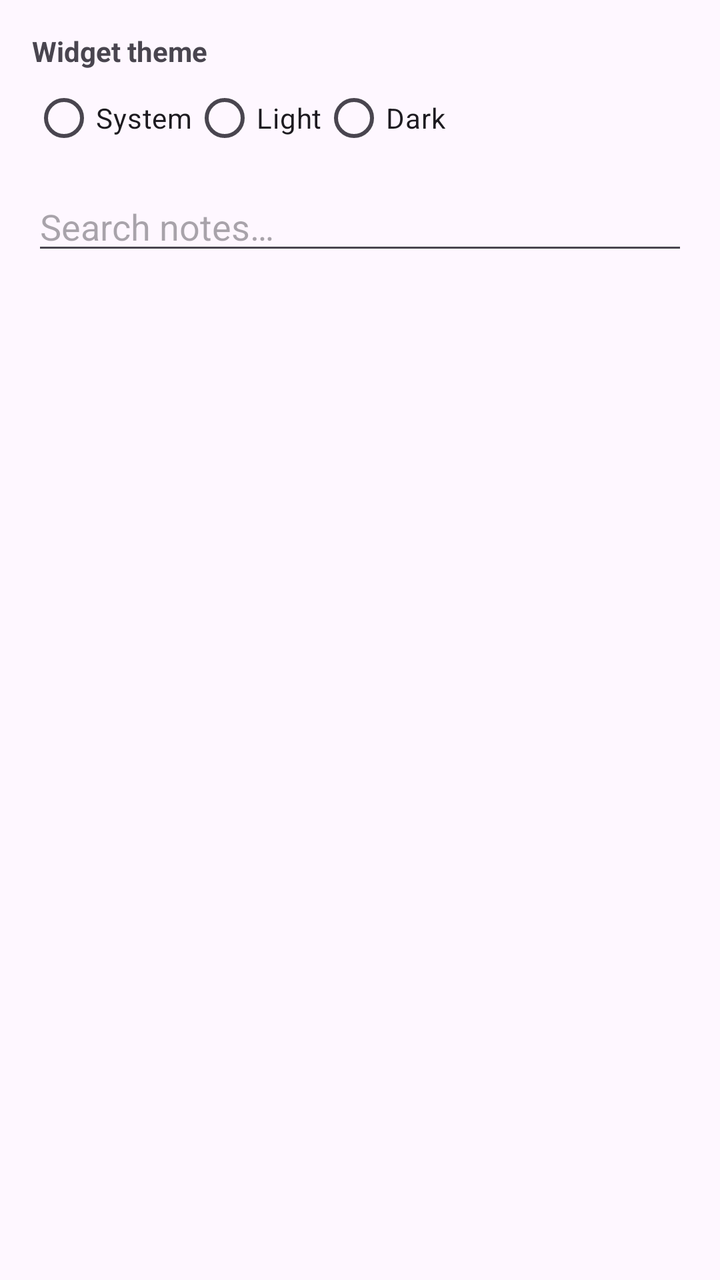
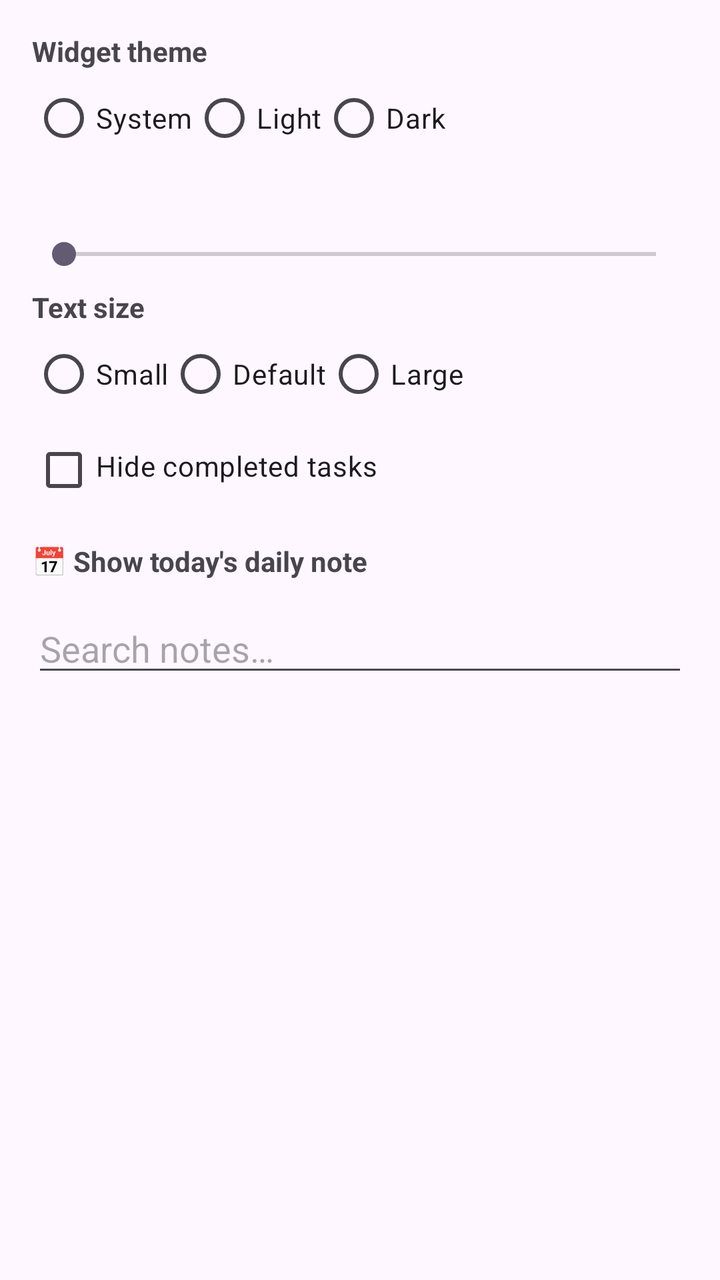

Screens rendered from an Android XML layout before and after an edit, with the pre-edit source and the edit as a unified diff.
<!-- AndroidManifest.xml: application theme Theme.ObsidianWidget -->
<!-- res/layout/activity_config.xml -->
<?xml version="1.0" encoding="utf-8"?>
<LinearLayout xmlns:android="http://schemas.android.com/apk/res/android"
    android:orientation="vertical"
    android:layout_width="match_parent"
    android:layout_height="match_parent"
    android:padding="16dp">

    <TextView
        android:layout_width="match_parent"
        android:layout_height="wrap_content"
        android:text="@string/config_theme_label"
        android:textStyle="bold" />

    <RadioGroup
        android:id="@+id/theme_group"
        android:layout_width="match_parent"
        android:layout_height="wrap_content"
        android:orientation="horizontal"
        android:paddingBottom="8dp">

        <RadioButton
            android:id="@+id/theme_system"
            android:layout_width="wrap_content"
            android:layout_height="wrap_content"
            android:text="@string/config_theme_system" />

        <RadioButton
            android:id="@+id/theme_light"
            android:layout_width="wrap_content"
            android:layout_height="wrap_content"
            android:text="@string/config_theme_light" />

        <RadioButton
            android:id="@+id/theme_dark"
            android:layout_width="wrap_content"
            android:layout_height="wrap_content"
            android:text="@string/config_theme_dark" />
    </RadioGroup>

    <EditText
        android:id="@+id/search_box"
        android:layout_width="match_parent"
        android:layout_height="wrap_content"
        android:hint="@string/config_search_hint"
        android:inputType="text"
        android:maxLines="1" />

    <ListView
        android:id="@+id/note_list"
        android:layout_width="match_parent"
        android:layout_height="match_parent" />
</LinearLayout>
<!-- resources referenced by this layout -->
<resources>
  <string name="config_search_hint">Search notes…</string>
  <string name="config_theme_dark">Dark</string>
  <string name="config_theme_label">Widget theme</string>
  <string name="config_theme_light">Light</string>
  <string name="config_theme_system">System</string>
  <style name="Theme.ObsidianWidget" parent="Theme.Material3.DayNight.NoActionBar" />
</resources>

<!-- the commit's change to res/layout/activity_config.xml (unified diff, before → after) -->
@@ -37,6 +37,66 @@
             android:text="@string/config_theme_dark" />
     </RadioGroup>
 
+    <TextView
+        android:id="@+id/opacity_label"
+        android:layout_width="match_parent"
+        android:layout_height="wrap_content"
+        android:textStyle="bold" />
+
+    <SeekBar
+        android:id="@+id/opacity_seek"
+        android:layout_width="match_parent"
+        android:layout_height="wrap_content"
+        android:min="10"
+        android:max="100"
+        android:paddingVertical="8dp" />
+
+    <TextView
+        android:layout_width="match_parent"
+        android:layout_height="wrap_content"
+        android:text="@string/config_font_label"
+        android:textStyle="bold" />
+
+    <RadioGroup
+        android:id="@+id/font_group"
+        android:layout_width="match_parent"
+        android:layout_height="wrap_content"
+        android:orientation="horizontal">
+
+        <RadioButton
+            android:id="@+id/font_small"
+            android:layout_width="wrap_content"
+            android:layout_height="wrap_content"
+            android:text="@string/config_font_small" />
+
+        <RadioButton
+            android:id="@+id/font_medium"
+            android:layout_width="wrap_content"
+            android:layout_height="wrap_content"
+            android:text="@string/config_font_medium" />
+
+        <RadioButton
+            android:id="@+id/font_large"
+            android:layout_width="wrap_content"
+            android:layout_height="wrap_content"
+            android:text="@string/config_font_large" />
+    </RadioGroup>
+
+    <CheckBox
+        android:id="@+id/hide_done"
+        android:layout_width="wrap_content"
+        android:layout_height="wrap_content"
+        android:text="@string/config_hide_done"
+        android:paddingBottom="4dp" />
+
+    <TextView
+        android:id="@+id/daily_button"
+        android:layout_width="match_parent"
+        android:layout_height="wrap_content"
+        android:text="@string/config_daily"
+        android:textStyle="bold"
+        android:paddingVertical="12dp" />
+
     <EditText
         android:id="@+id/search_box"
         android:layout_width="match_parent"
<!-- resource entries referenced after the edit -->
@@ -1,5 +1,11 @@
 <!-- resources referenced by this layout -->
 <resources>
+  <string name="config_daily">📅 Show today\'s daily note</string>
+  <string name="config_font_label">Text size</string>
+  <string name="config_font_large">Large</string>
+  <string name="config_font_medium">Default</string>
+  <string name="config_font_small">Small</string>
+  <string name="config_hide_done">Hide completed tasks</string>
   <string name="config_search_hint">Search notes…</string>
   <string name="config_theme_dark">Dark</string>
   <string name="config_theme_label">Widget theme</string>
